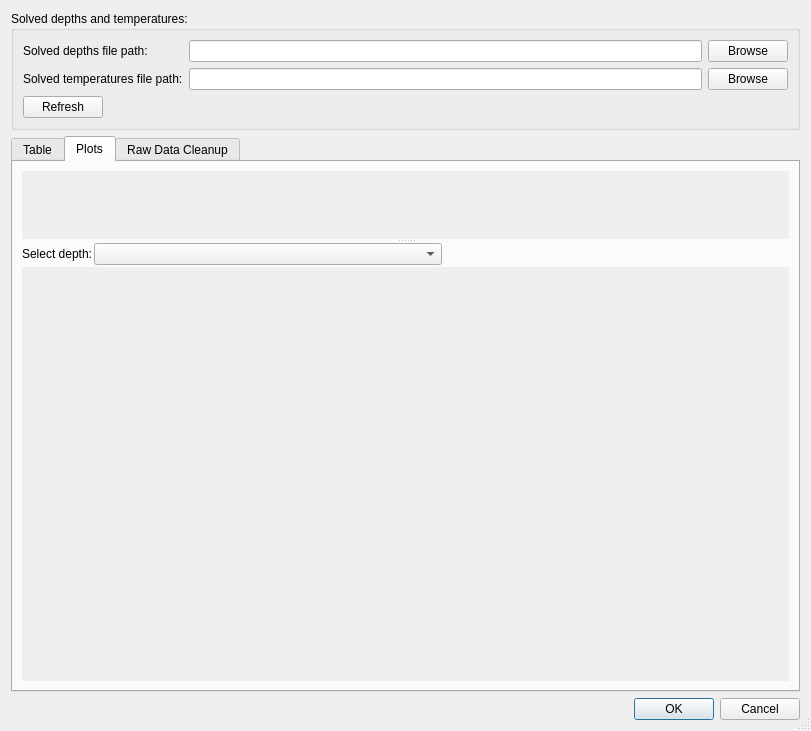
GVigne/Molonari-2022, file Molonari_2021/ihm/python/cleanup/cleanupmain.ui: the form before one commit.
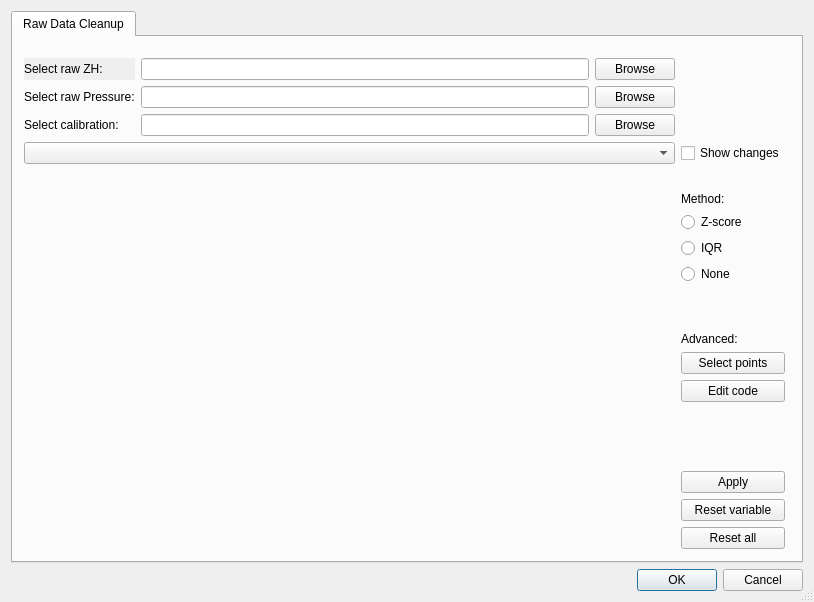
The form after the commit. The open tabs and pages were chosen to show the change.

Commit message: added function to make a mask of the selected points inside a rectangle. Remaining implementation with individual point selection

```diff
--- a/Molonari_2021/ihm/python/cleanup/cleanupmain.ui
+++ b/Molonari_2021/ihm/python/cleanup/cleanupmain.ui
@@ -6,8 +6,8 @@
    <rect>
     <x>0</x>
     <y>0</y>
-    <width>811</width>
-    <height>731</height>
+    <width>814</width>
+    <height>602</height>
    </rect>
   </property>
   <property name="windowTitle">
@@ -17,248 +17,11 @@
    <bool>true</bool>
   </property>
   <layout class="QVBoxLayout" name="verticalLayout_5">
-   <item>
-    <widget class="QGroupBox" name="groupBox">
-     <property name="title">
-      <string>Solved depths and temperatures:</string>
-     </property>
-     <layout class="QGridLayout" name="gridLayout">
-      <item row="0" column="0">
-       <widget class="QLabel" name="label_3">
-        <property name="text">
-         <string>Solved depths file path:</string>
-        </property>
-       </widget>
-      </item>
-      <item row="0" column="1">
-       <widget class="QLineEdit" name="lineEditDepthFile"/>
-      </item>
-      <item row="0" column="2">
-       <widget class="QPushButton" name="pushButtonBrowseDepth">
-        <property name="enabled">
-         <bool>true</bool>
-        </property>
-        <property name="text">
-         <string>Browse</string>
-        </property>
-       </widget>
-      </item>
-      <item row="1" column="0">
-       <widget class="QLabel" name="label">
-        <property name="text">
-         <string>Solved temperatures file path:</string>
-        </property>
-       </widget>
-      </item>
-      <item row="1" column="1">
-       <widget class="QLineEdit" name="lineEditTempFile"/>
-      </item>
-      <item row="1" column="2">
-       <widget class="QPushButton" name="pushButtonBrowseTemp">
-        <property name="enabled">
-         <bool>true</bool>
-        </property>
-        <property name="text">
-         <string>Browse</string>
-        </property>
-       </widget>
-      </item>
-      <item row="2" column="0" colspan="3">
-       <layout class="QHBoxLayout" name="horizontalLayout">
-        <item>
-         <widget class="QPushButton" name="pushButtonRefresh">
-          <property name="text">
-           <string>Refresh</string>
-          </property>
-         </widget>
-        </item>
-        <item>
-         <widget class="QLabel" name="labelStatus">
-          <property name="text">
-           <string/>
-          </property>
-         </widget>
-        </item>
-        <item>
-         <spacer name="horizontalSpacer_2">
-          <property name="orientation">
-           <enum>Qt::Horizontal</enum>
-          </property>
-          <property name="sizeHint" stdset="0">
-           <size>
-            <width>118</width>
-            <height>20</height>
-           </size>
-          </property>
-         </spacer>
-        </item>
-       </layout>
-      </item>
-     </layout>
-    </widget>
-   </item>
    <item>
     <widget class="QTabWidget" name="tabWidget">
      <property name="currentIndex">
       <number>2</number>
      </property>
-     <widget class="QWidget" name="tabTable">
-      <attribute name="title">
-       <string>Table</string>
-      </attribute>
-      <layout class="QVBoxLayout" name="verticalLayout_4">
-       <item>
-        <widget class="QTableView" name="tableView"/>
-       </item>
-      </layout>
-     </widget>
-     <widget class="QWidget" name="tabPlot">
-      <attribute name="title">
-       <string>Plots</string>
-      </attribute>
-      <layout class="QVBoxLayout" name="verticalLayout_2">
-       <item>
-        <widget class="QSplitter" name="splitter">
-         <property name="orientation">
-          <enum>Qt::Vertical</enum>
-         </property>
-         <widget class="QScrollArea" name="scrollAreaImage">
-          <property name="frameShape">
-           <enum>QFrame::NoFrame</enum>
-          </property>
-          <property name="widgetResizable">
-           <bool>true</bool>
-          </property>
-          <widget class="QWidget" name="widgetImage">
-           <property name="geometry">
-            <rect>
-             <x>0</x>
-             <y>0</y>
-             <width>771</width>
-             <height>68</height>
-            </rect>
-           </property>
-           <layout class="QVBoxLayout" name="verticalLayout_6">
-            <property name="spacing">
-             <number>0</number>
-            </property>
-            <property name="leftMargin">
-             <number>0</number>
-            </property>
-            <property name="topMargin">
-             <number>0</number>
-            </property>
-            <property name="rightMargin">
-             <number>0</number>
-            </property>
-            <property name="bottomMargin">
-             <number>0</number>
-            </property>
-           </layout>
-          </widget>
-         </widget>
-         <widget class="QFrame" name="frame">
-          <property name="frameShape">
-           <enum>QFrame::NoFrame</enum>
-          </property>
-          <property name="frameShadow">
-           <enum>QFrame::Plain</enum>
-          </property>
-          <layout class="QVBoxLayout" name="verticalLayout">
-           <property name="spacing">
-            <number>2</number>
-           </property>
-           <property name="leftMargin">
-            <number>0</number>
-           </property>
-           <property name="topMargin">
-            <number>0</number>
-           </property>
-           <property name="rightMargin">
-            <number>0</number>
-           </property>
-           <property name="bottomMargin">
-            <number>0</number>
-           </property>
-           <item>
-            <layout class="QHBoxLayout" name="horizontalLayout_2" stretch="0,1,1">
-             <item>
-              <widget class="QLabel" name="label_2">
-               <property name="text">
-                <string>Select depth:</string>
-               </property>
-              </widget>
-             </item>
-             <item>
-              <widget class="QComboBox" name="comboBoxDepth"/>
-             </item>
-             <item>
-              <spacer name="horizontalSpacer">
-               <property name="orientation">
-                <enum>Qt::Horizontal</enum>
-               </property>
-               <property name="sizeHint" stdset="0">
-                <size>
-                 <width>40</width>
-                 <height>20</height>
-                </size>
-               </property>
-              </spacer>
-             </item>
-            </layout>
-           </item>
-           <item>
-            <widget class="QScrollArea" name="scrollAreaCurve">
-             <property name="frameShape">
-              <enum>QFrame::NoFrame</enum>
-             </property>
-             <property name="frameShadow">
-              <enum>QFrame::Sunken</enum>
-             </property>
-             <property name="verticalScrollBarPolicy">
-              <enum>Qt::ScrollBarAsNeeded</enum>
-             </property>
-             <property name="sizeAdjustPolicy">
-              <enum>QAbstractScrollArea::AdjustToContents</enum>
-             </property>
-             <property name="widgetResizable">
-              <bool>true</bool>
-             </property>
-             <widget class="QWidget" name="widgetCurve">
-              <property name="geometry">
-               <rect>
-                <x>0</x>
-                <y>0</y>
-                <width>771</width>
-                <height>406</height>
-               </rect>
-              </property>
-              <layout class="QVBoxLayout" name="verticalLayout_3">
-               <property name="spacing">
-                <number>0</number>
-               </property>
-               <property name="leftMargin">
-                <number>0</number>
-               </property>
-               <property name="topMargin">
-                <number>0</number>
-               </property>
-               <property name="rightMargin">
-                <number>0</number>
-               </property>
-               <property name="bottomMargin">
-                <number>0</number>
-               </property>
-              </layout>
-             </widget>
-            </widget>
-           </item>
-          </layout>
-         </widget>
-        </widget>
-       </item>
-      </layout>
-     </widget>
      <widget class="QWidget" name="cleanDataTab">
       <property name="maximumSize">
        <size>
```
Left out of the diff: 2 changed lines with no effect on the pictures. The commit also changes 2 other files.
